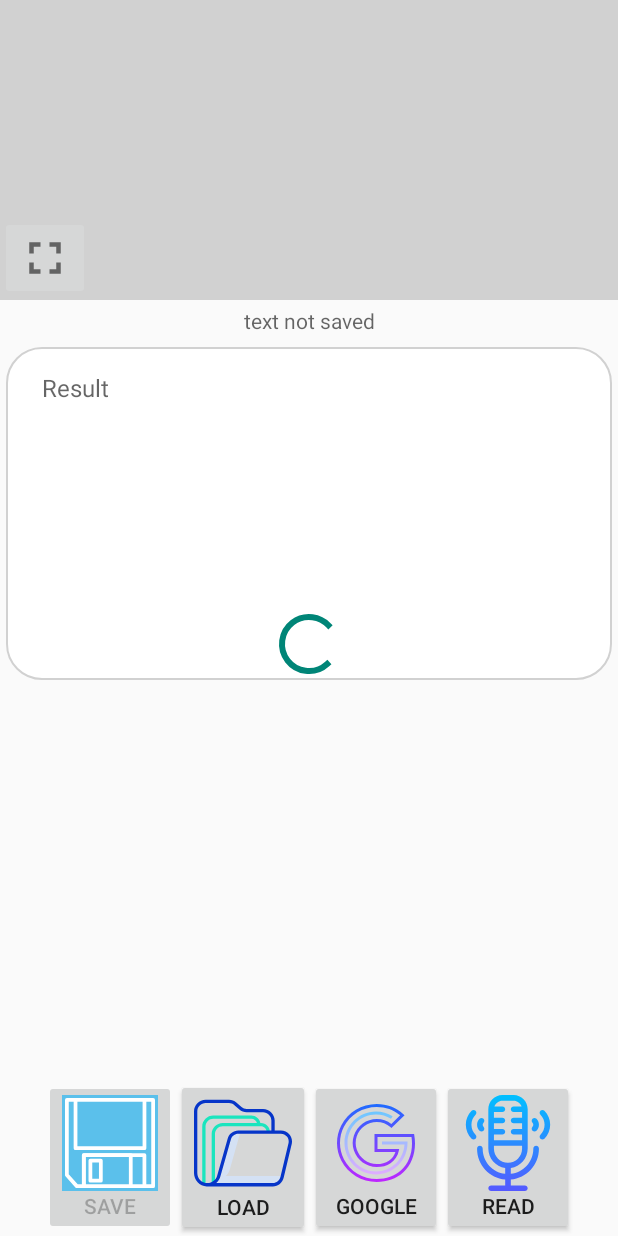
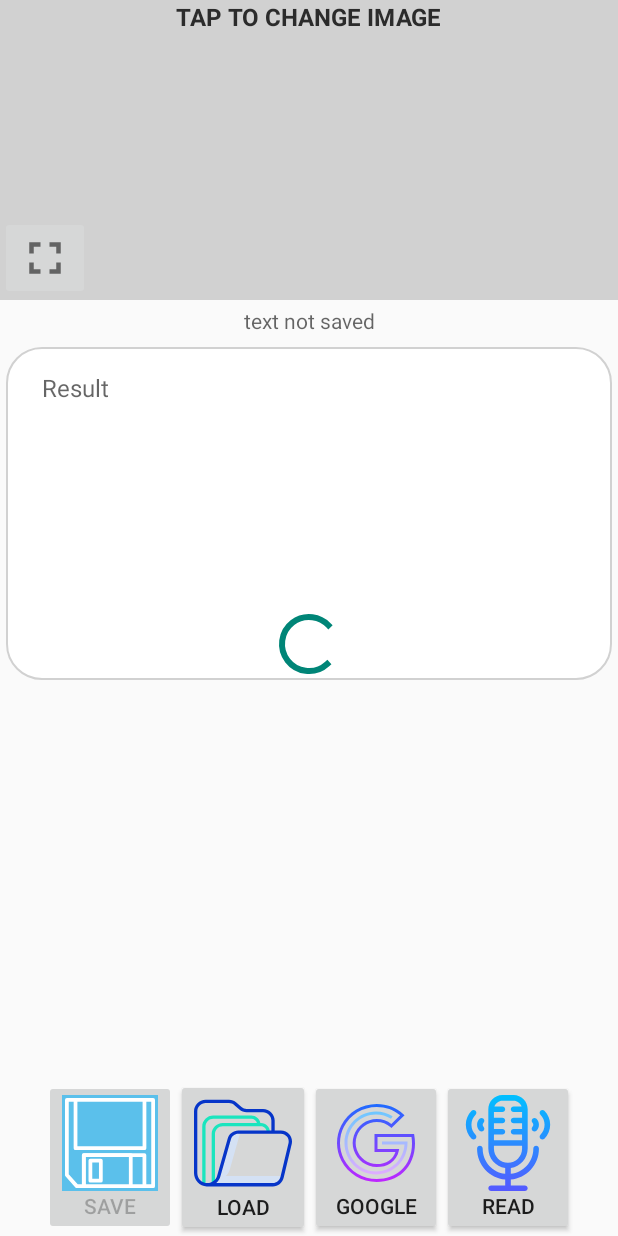
Before and after one commit to xingrong123/Convepro, an Android app: the layout activity_main.xml on its own in the app's theme, with its tools: preview values and no code run, on a phone screen of 412 x 824 dp. Run offline under Robolectric (Android 15) with nearby library versions, the phone set to English and light mode, and no system bars; Roboto replaces fonts that are not available here.

```diff
--- a/app/src/main/res/layout/activity_main.xml
+++ b/app/src/main/res/layout/activity_main.xml
@@ -6,7 +6,6 @@
     android:layout_width="match_parent"
     android:layout_height="match_parent"
     tools:context=".MainActivity">
-
 
     <ImageButton
         android:id="@+id/convertedImgBtn"
@@ -19,6 +18,19 @@
         app:layout_constraintEnd_toEndOf="parent"
         app:layout_constraintStart_toStartOf="parent"
         android:background="@color/lightGrey"/>
+
+    <TextView
+        android:id="@+id/changeImageTextView"
+        android:layout_width="wrap_content"
+        android:layout_height="wrap_content"
+        android:layout_alignParentTop="true"
+        android:layout_centerHorizontal="true"
+        android:textStyle="bold"
+        android:text="@string/tap_to_change_image"
+        android:textColor="@color/darkGrey"
+        android:textSize="16sp"
+        android:background="@color/lightGrey"
+        android:alpha="0.95"/>
 
     <ImageButton
         android:id="@+id/popupEnlargeImgBtn"
--- a/app/src/main/res/values/colors.xml
+++ b/app/src/main/res/values/colors.xml
@@ -2,4 +2,5 @@
 <resources>
     <color name="colorAccent">#03DAC5</color>
     <color name="lightGrey">#D1D1D1</color>
+    <color name="darkGrey">#232323</color>
 </resources>
--- a/app/src/main/res/values/strings.xml
+++ b/app/src/main/res/values/strings.xml
@@ -14,5 +14,6 @@
     <string name="popup_string_load_image">Select source of image\nto be converted</string>
     <string name="valid_char_input_filename">abcdefghijklmnopqrstuvwxyzABCDEFGHIJKLMNOPQRSTUVWXYZ-_1234567890()</string>
     <string name="homepage_string">Image to text converter\nwith many\n<b>exciting</b>\nfeatures</string>
+    <string name="tap_to_change_image">TAP TO CHANGE IMAGE</string>
 
 </resources>
```
Also changed, not shown: app/src/main/java/com/example/conveproapplication/MainActivity.java (+13 -8 lines), app/src/main/res/layout/activity_homepage.xml (+6 -3 lines).
